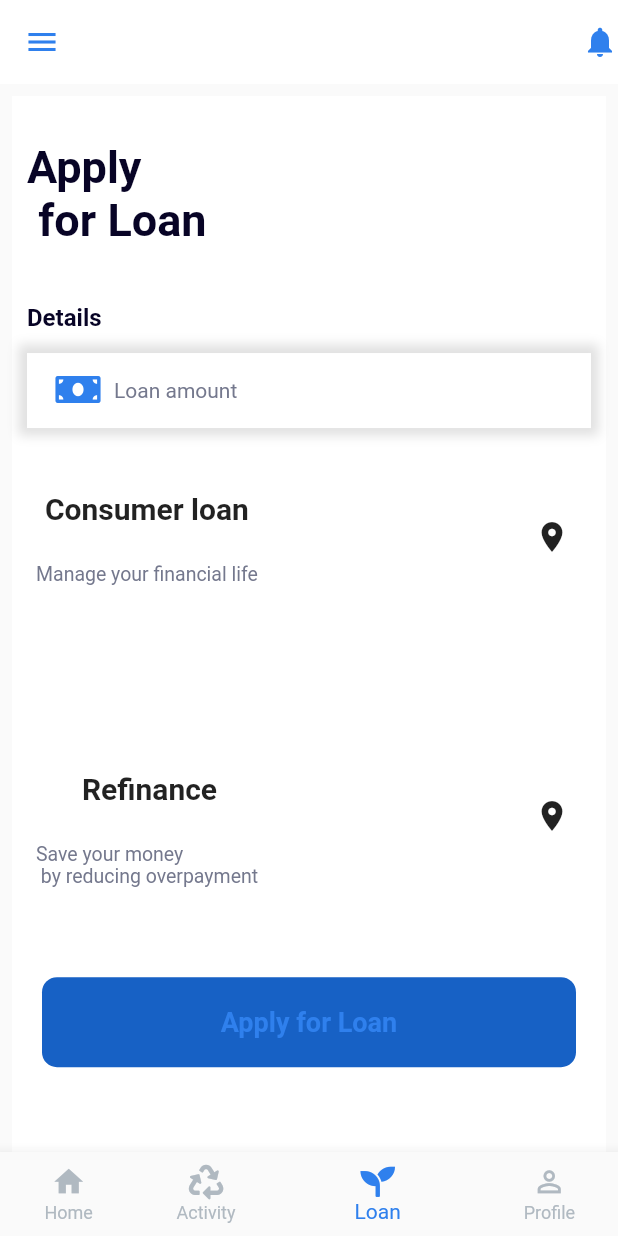
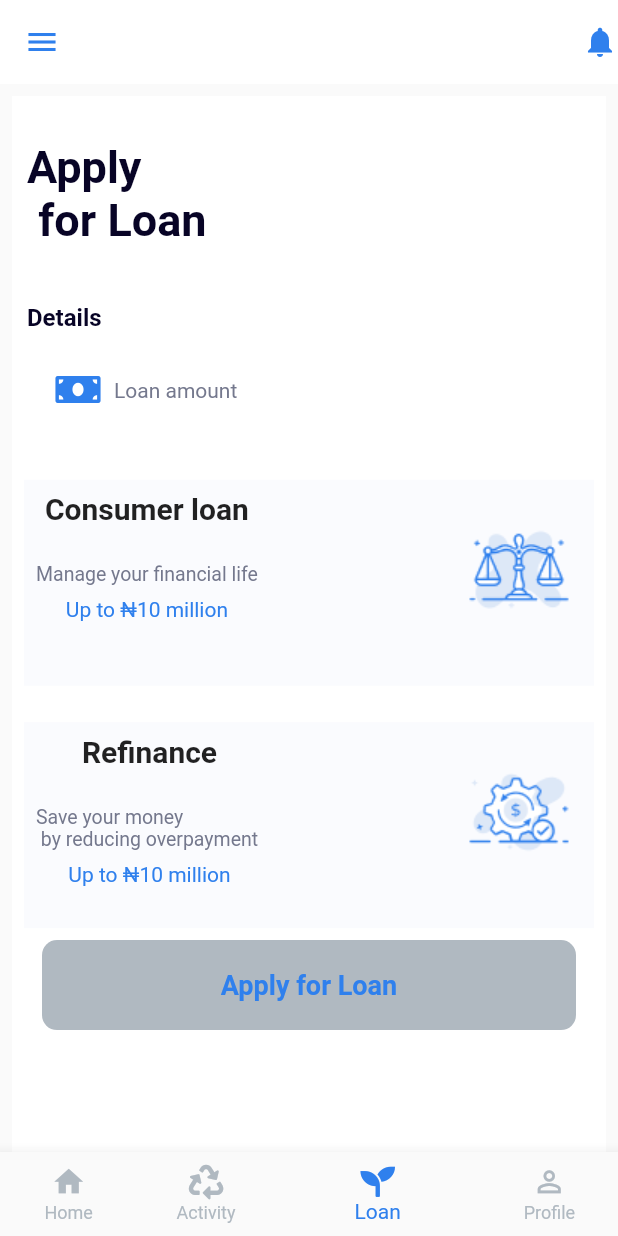
Before and after one commit to adewumi0550/zippy-capital, a Flutter app: the screen it shows after launch, item 3 of the bottom bar chosen, on a phone screen of 412 x 824 dp. Run offline on Flutter 3.47's test engine with Material 2 defaults, Android fonts, the phone set to English and light mode, and no system bars; our stand-ins replace font_awesome_flutter.

Commit message:
Second page added

```diff
--- a/lib/presentation/pages/LoanContract.dart
+++ b/lib/presentation/pages/LoanContract.dart
@@ -49,10 +49,12 @@ class _LoanState extends State<Loan> {
                     crossAxisAlignment: CrossAxisAlignment.start,
                     children: <Widget>[
 
-                      dashboardCard(title:'Consumer loan', description:'Manage your financial life'),
+                      // SizedBox(height:  MediaQuery.of(context).size.height*0.04,),
 
-                      SizedBox(height:  MediaQuery.of(context).size.height*0.04,),
-                      dashboardCard(title:'Refinance', description:'Save your money  \n by reducing overpayment '),
+                      dashboardCard(title:'Consumer loan', description:'Manage your financial life',pics: 'assets/icons/purpose.png'),
+
+                      SizedBox(height:  MediaQuery.of(context).size.height*0.01,),
+                      dashboardCard(title:'Refinance', description:'Save your money \n by reducing overpayment ', pics: 'assets/icons/payment.png'),
                       buttonLoan()
 
                     ],
@@ -67,11 +69,11 @@ class _LoanState extends State<Loan> {
     );
   }
 
-  dashboardCard({title, description}) {
+  dashboardCard({title, description,pics}) {
     return Padding(
       padding: const EdgeInsets.all(8.0),
       child: Container(
-        decoration: BoxDecoration(color: Colors.white,),
+        decoration: BoxDecoration(color: cardBackground),
         height: MediaQuery.of(context).size.height/6,
 
         child: Padding(
@@ -86,13 +88,18 @@ class _LoanState extends State<Loan> {
                 children: <Widget>[
                   Text(title, style: TextStyle(fontSize: 20, fontWeight: FontWeight.w600),),
                   SizedBox(height: MediaQuery.of(context).size.height*0.03,),
-                  Text(description, style: TextStyle(fontSize: 13, color: colorCard),)
+                  Text(description, style: TextStyle(fontSize: 13, color: colorCard),),
+
+                  Padding(
+                    padding: const EdgeInsets.only(top:8.0),
+                    child: Text('Up to ₦10 million', style: TextStyle(color: primaryColor),),
+                  ),
                 ],
 
               ),
               Padding(
                 padding: const EdgeInsets.only(top:18.0,right: 8.0),
-                child: Icon(Icons.location_on),
+                child: Image(image: AssetImage(pics)),
               )
 
 
@@ -102,7 +109,6 @@ class _LoanState extends State<Loan> {
       ),
     );
   }
-
   Widget buttonLoan() {
 
 
@@ -112,7 +118,7 @@ class _LoanState extends State<Loan> {
             child: MaterialButton(
                 minWidth: double.infinity,
                 height: 60.0,
-                color: hoverColor,
+                color: secondaryColor,
                 elevation: 0,
                 shape: RoundedRectangleBorder(
                   borderRadius: BorderRadius.circular(10),
--- a/lib/presentation/widgets/Search.dart
+++ b/lib/presentation/widgets/Search.dart
@@ -13,12 +13,12 @@ class Search extends StatelessWidget {
           height: 50,
           width: MediaQuery.of(context).size.width - 30,
           padding: EdgeInsets.only(left: 10, right: 30),
-          decoration: BoxDecoration(
-              color: Colors.white,
-              boxShadow: [
-                BoxShadow(
-                    color: Colors.black12, spreadRadius: 5.5, blurRadius: 5.5)
-              ]),
+          // decoration: BoxDecoration(
+          //     color: Colors.white,
+          //     boxShadow: [
+          //       BoxShadow(
+          //           color: Colors.black12, spreadRadius: 5.5, blurRadius: 5.5)
+          //     ]),
           child: TextFormField(
             decoration: InputDecoration(
               prefixIcon: Icon(
```
